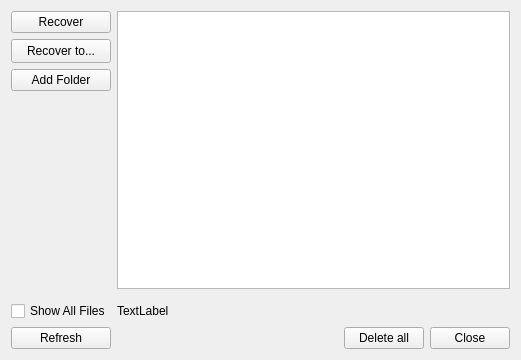
Old version of the form SandboxiePlus/SandMan/Forms/RecoveryWindow.ui in the repository sandboxie-plus/Sandboxie.
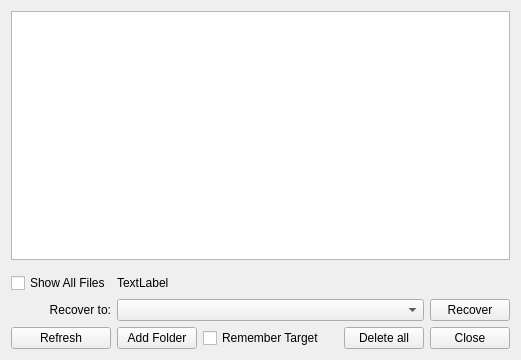
New version of the form.

Diff of the .ui file:
```diff
--- a/SandboxiePlus/SandMan/Forms/RecoveryWindow.ui
+++ b/SandboxiePlus/SandMan/Forms/RecoveryWindow.ui
@@ -36,64 +36,55 @@
     <layout class="QVBoxLayout" name="verticalLayout">
      <item>
       <layout class="QGridLayout" name="gridLayout">
-       <item row="6" column="3">
-        <widget class="QPushButton" name="btnClose">
-         <property name="text">
-          <string>Close</string>
-         </property>
-        </widget>
+       <item row="5" column="1" colspan="4">
+        <widget class="QComboBox" name="cmbRecover"/>
        </item>
-       <item row="1" column="0">
-        <widget class="QToolButton" name="btnRecoverTo">
-         <property name="sizePolicy">
-          <sizepolicy hsizetype="Minimum" vsizetype="Fixed">
-           <horstretch>0</horstretch>
-           <verstretch>0</verstretch>
-          </sizepolicy>
-         </property>
-         <property name="minimumSize">
-          <size>
-           <width>0</width>
-           <height>24</height>
-          </size>
-         </property>
+       <item row="6" column="0">
+        <widget class="QPushButton" name="btnRefresh">
          <property name="text">
-          <string>Recover to...</string>
+          <string>Refresh</string>
          </property>
         </widget>
        </item>
-       <item row="5" column="1" colspan="3">
+       <item row="4" column="1" colspan="5">
         <widget class="QLabel" name="lblInfo">
          <property name="text">
           <string>TextLabel</string>
          </property>
         </widget>
        </item>
-       <item row="6" column="2">
+       <item row="6" column="4">
         <widget class="QPushButton" name="btnDeleteAll">
          <property name="text">
           <string>Delete all</string>
          </property>
         </widget>
        </item>
-       <item row="0" column="0">
+       <item row="6" column="1">
+        <widget class="QPushButton" name="btnAddFolder">
+         <property name="text">
+          <string>Add Folder</string>
+         </property>
+        </widget>
+       </item>
+       <item row="3" column="0">
+        <widget class="QWidget" name="finder" native="true">
+         <property name="maximumSize">
+          <size>
+           <width>16777215</width>
+           <height>1</height>
+          </size>
+         </property>
+        </widget>
+       </item>
+       <item row="5" column="5">
         <widget class="QPushButton" name="btnRecover">
          <property name="text">
           <string>Recover</string>
          </property>
         </widget>
        </item>
-       <item row="0" column="1" rowspan="4" colspan="3">
-        <widget class="QTreeView" name="treeFiles"/>
-       </item>
-       <item row="5" column="0">
-        <widget class="QCheckBox" name="chkShowAll">
-         <property name="text">
-          <string>Show All Files</string>
-         </property>
-        </widget>
-       </item>
-       <item row="6" column="1">
+       <item row="6" column="3">
         <spacer name="horizontalSpacer_2">
          <property name="orientation">
           <enum>Qt::Horizontal</enum>
@@ -106,35 +97,39 @@
          </property>
         </spacer>
        </item>
-       <item row="3" column="0">
-        <spacer name="verticalSpacer">
-         <property name="orientation">
-          <enum>Qt::Vertical</enum>
+       <item row="5" column="0">
+        <widget class="QLabel" name="label">
+         <property name="text">
+          <string>Recover to:</string>
          </property>
-         <property name="sizeHint" stdset="0">
-          <size>
-           <width>20</width>
-           <height>40</height>
-          </size>
+         <property name="alignment">
+          <set>Qt::AlignRight|Qt::AlignTrailing|Qt::AlignVCenter</set>
          </property>
-        </spacer>
+        </widget>
        </item>
-       <item row="2" column="0">
-        <widget class="QPushButton" name="btnAddFolder">
+       <item row="0" column="0" rowspan="3" colspan="6">
+        <widget class="QTreeView" name="treeFiles"/>
+       </item>
+       <item row="4" column="0">
+        <widget class="QCheckBox" name="chkShowAll">
          <property name="text">
-          <string>Add Folder</string>
+          <string>Show All Files</string>
          </property>
         </widget>
        </item>
-       <item row="6" column="0">
-        <widget class="QPushButton" name="btnRefresh">
+       <item row="6" column="5">
+        <widget class="QPushButton" name="btnClose">
          <property name="text">
-          <string>Refresh</string>
+          <string>Close</string>
          </property>
         </widget>
        </item>
-       <item row="4" column="1">
-        <widget class="QWidget" name="finder" native="true"/>
+       <item row="6" column="2">
+        <widget class="QCheckBox" name="chkRemember">
+         <property name="text">
+          <string>Remember Target</string>
+         </property>
+        </widget>
        </item>
       </layout>
      </item>
```
Left out of the diff: 3 changed lines with no effect on the pictures.
